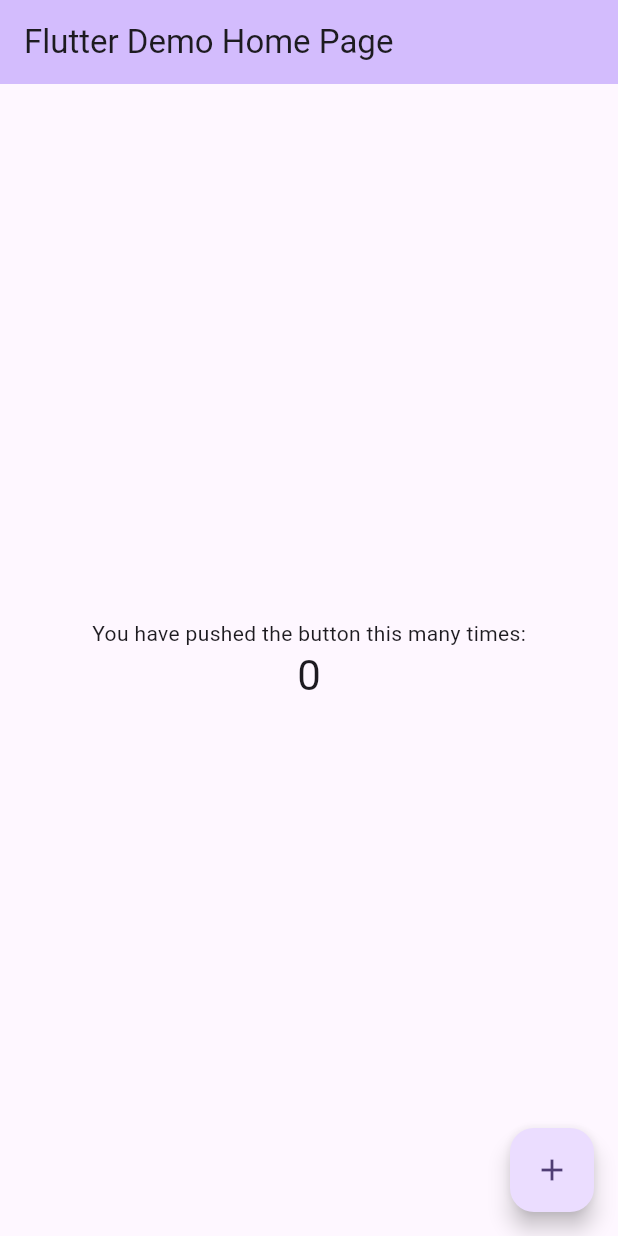
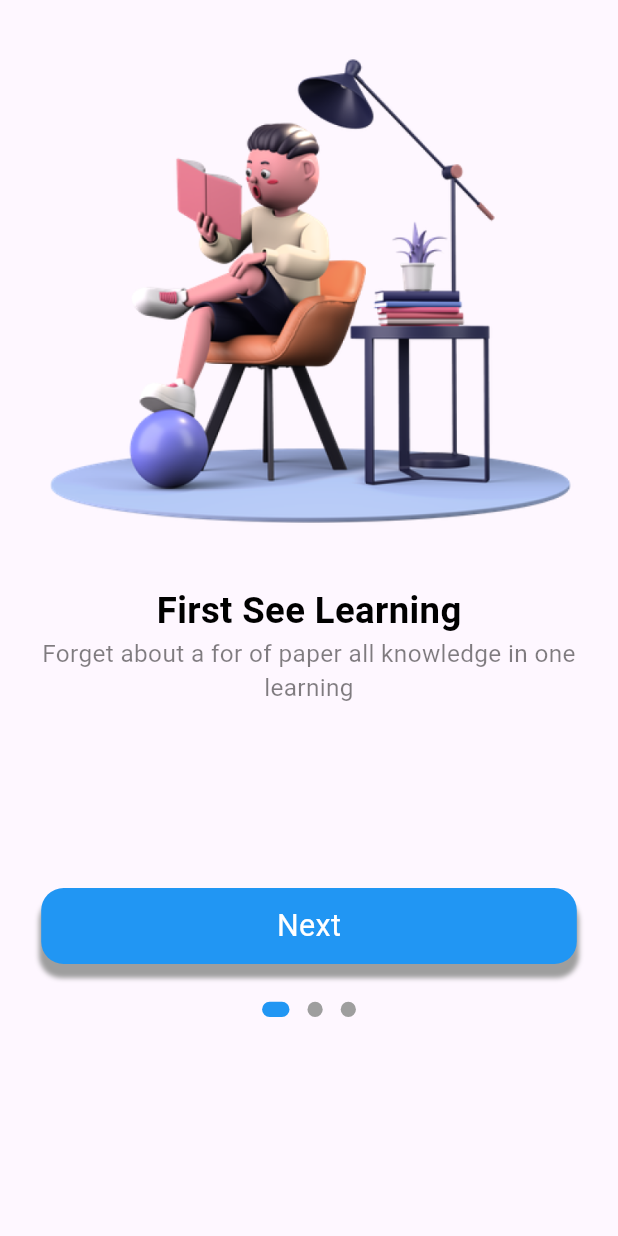
Before and after one commit to engIbrahemQruea/BLoC_Pattern_Flutter_Develop_iOS_Android_App, a Flutter app: the screen it shows after launch, on a phone screen of 412 x 824 dp. Run offline on Flutter 3.47's test engine with Material 3 defaults, Android fonts, the phone set to English and light mode, and no system bars; drawn by our look-alikes of dots_indicator; our stand-ins replace flutter_bloc, flutter_screenutil, go_router.

Commit message:
create welcome page and refactor welcome page,add cubit

```diff
--- /dev/null
+++ b/lib/bloc_dev_app.dart
@@ -0,0 +1,27 @@
+import 'package:bloc_flutter_develop/core/routing/app_router.dart';
+import 'package:flutter/material.dart';
+import 'package:flutter_screenutil/flutter_screenutil.dart';
+
+class BlocDevApp extends StatelessWidget {
+  const BlocDevApp({super.key});
+
+  @override
+  Widget build(BuildContext context) {
+    return ScreenUtilInit(
+      designSize: const Size(375, 812),
+      minTextAdapt: true,
+      splitScreenMode: true,
+      builder: (context, child) {
+        return MaterialApp.router(
+          routerConfig: AppRouter.router,
+          debugShowCheckedModeBanner: false,
+          title: 'Flutter Demo',
+          theme: ThemeData(
+            colorScheme: ColorScheme.fromSeed(seedColor: Colors.deepPurple),
+          ),
+
+        );
+      },
+    );
+  }
+}
--- /dev/null
+++ b/lib/core/helepers/spacing.dart
@@ -0,0 +1,10 @@
+import 'package:flutter/material.dart';
+import 'package:flutter_screenutil/flutter_screenutil.dart';
+
+SizedBox verticalSpace(double height) => SizedBox(
+      height: height.h,
+    );
+
+SizedBox horizontalSpace(double width) => SizedBox(
+      width: width.w,
+    );
--- /dev/null
+++ b/lib/features/welcome/ui/logic/cubit/welecome_cubit.dart
@@ -0,0 +1,10 @@
+import 'package:bloc_flutter_develop/features/welcome/ui/logic/cubit/welecome_state.dart';
+import 'package:flutter_bloc/flutter_bloc.dart';
+
+class WelcomeCubit extends Cubit<WelcomeState> {
+  WelcomeCubit() : super(WelcomeState());
+
+  void changePage(int page) {
+    emit(WelcomeState(page: page));
+  }
+}
--- /dev/null
+++ b/lib/features/welcome/ui/logic/cubit/welecome_state.dart
@@ -0,0 +1,5 @@
+class WelcomeState {
+  int? page;
+
+  WelcomeState({this.page=0});
+}
--- /dev/null
+++ b/lib/features/welcome/ui/welecome_page.dart
@@ -0,0 +1,91 @@
+// ignore_for_file: public_member_api_docs, sort_constructors_first
+import 'package:bloc_flutter_develop/features/welcome/ui/widgets/custom_page_view.dart';
+import 'package:bloc_flutter_develop/features/welcome/ui/widgets/welcome_dot_indicator.dart';
+import 'package:dots_indicator/dots_indicator.dart';
+import 'package:flutter/material.dart';
+import 'package:flutter_bloc/flutter_bloc.dart';
+import 'package:flutter_screenutil/flutter_screenutil.dart';
+
+import 'package:bloc_flutter_develop/core/helepers/spacing.dart';
+import 'package:bloc_flutter_develop/features/welcome/ui/logic/cubit/welecome_cubit.dart';
+import 'package:bloc_flutter_develop/features/welcome/ui/logic/cubit/welecome_state.dart';
+
+class WelcomePage extends StatefulWidget {
+  const WelcomePage({super.key});
+
+  @override
+  State<WelcomePage> createState() => _WelcomePageState();
+}
+
+class _WelcomePageState extends State<WelcomePage> {
+  late PageController pageController;
+
+  @override
+  void initState() {
+    pageController = PageController();
+    super.initState();
+  }
+
+  @override
+  void dispose() {
+    pageController.dispose();
+    super.dispose();
+  }
+
+  @override
+  Widget build(BuildContext context) {
+    return Scaffold(
+      body: SafeArea(
+        child: BlocBuilder<WelcomeCubit, WelcomeState>(
+          builder: (context, state) {
+            return Stack(
+              children: [
+                PageView(
+                  controller: pageController,
+                  onPageChanged: (value) {
+                    context.read<WelcomeCubit>().changePage(value);
+                  },
+                  children: [
+                    CustomPageView(
+                      index: 1,
+                      pageController: pageController,
+                      imagePath: 'assets/images/reading.png',
+                      title: 'First See Learning',
+                      subTitle:
+                          'Forget about a for of paper all knowledge in one learning',
+                      buttonText: 'Next',
+                    ),
+                    CustomPageView(
+                      index: 2,
+                      pageController: pageController,
+                      imagePath: 'assets/images/boy.png',
+                      title: 'Connect With Everyone',
+                      subTitle:
+                          'Always keep in touch with your tutor about any question you have',
+                      buttonText: 'Next',
+                    ),
+                    CustomPageView(
+                      index: 3,
+                      pageController: pageController,
+                      imagePath: 'assets/images/man.png',
+                      title: 'Always Fascinated Learning',
+                      subTitle:
+                          'Anywhere, anytime. The time is at your discretion so study whenever you want',
+                      buttonText: 'Get Started',
+                    ),
+                  ],
+                ),
+                Positioned(
+                  bottom: 140,
+                  left: 0,
+                  right: 0,
+                  child: WelcomeDotsIndicator(),
+                ),
+              ],
+            );
+          },
+        ),
+      ),
+    );
+  }
+}
--- /dev/null
+++ b/lib/features/welcome/ui/widgets/custom_page_view.dart
@@ -0,0 +1,91 @@
+import 'package:bloc_flutter_develop/core/helepers/spacing.dart';
+import 'package:flutter/material.dart';
+import 'package:flutter_screenutil/flutter_screenutil.dart';
+
+class CustomPageView extends StatelessWidget {
+  const CustomPageView({
+    Key? key,
+    required this.pageController,
+    required this.index,
+    required this.imagePath,
+    required this.title,
+    required this.subTitle,
+    required this.buttonText,
+  }) : super(key: key);
+
+  final PageController pageController;
+  final int index;
+  final String imagePath;
+  final String title;
+  final String subTitle;
+  final String buttonText;
+
+  @override
+  Widget build(BuildContext context) {
+    return Column(
+      children: [
+        SizedBox(
+          width: 345.w,
+          height: 345.w,
+          child: Image.asset(imagePath, fit: BoxFit.cover),
+        ),
+        verticalSpace(10),
+        Text(
+          title,
+          style: TextStyle(
+            color: Colors.black,
+            fontSize: 24.sp,
+            fontWeight: FontWeight.bold,
+          ),
+        ),
+        SizedBox(
+          width: 375.w,
+          child: Text(
+            subTitle,
+            style: TextStyle(
+              color: Colors.black.withOpacity(0.5),
+              fontSize: 16.sp,
+              fontWeight: FontWeight.normal,
+            ),
+            textAlign: TextAlign.center,
+          ),
+        ),
+        verticalSpace(120),
+
+        InkWell(
+          onTap: () {
+            if (index < 3) {
+              pageController.animateToPage(
+                index,
+                duration: const Duration(milliseconds: 300),
+                curve: Curves.easeInOut,
+              );
+            } else {}
+          },
+          child: Container(
+            width: 325.w,
+            height: 50.h,
+            decoration: BoxDecoration(
+              color: Colors.blue,
+              borderRadius: BorderRadius.circular(15),
+              boxShadow: [
+                BoxShadow(
+                  color: Colors.grey,
+                  blurRadius: 2,
+                  spreadRadius: 1,
+                  offset: Offset(0, 8),
+                ),
+              ],
+            ),
+            child: Center(
+              child: Text(
+                buttonText,
+                style: TextStyle(color: Colors.white, fontSize: 20.sp),
+              ),
+            ),
+          ),
+        ),
+      ],
+    );
+  }
+}
--- /dev/null
+++ b/lib/features/welcome/ui/widgets/welcome_dot_indicator.dart
@@ -0,0 +1,32 @@
+import 'package:bloc_flutter_develop/features/welcome/ui/logic/cubit/welecome_cubit.dart';
+import 'package:bloc_flutter_develop/features/welcome/ui/logic/cubit/welecome_state.dart';
+import 'package:dots_indicator/dots_indicator.dart';
+import 'package:flutter/material.dart';
+import 'package:flutter_bloc/flutter_bloc.dart';
+import 'package:flutter_screenutil/flutter_screenutil.dart';
+
+class WelcomeDotsIndicator extends StatelessWidget {
+  const WelcomeDotsIndicator({super.key});
+
+  @override
+  Widget build(BuildContext context) {
+    return BlocBuilder<WelcomeCubit, WelcomeState>(
+      builder: (context, state) {
+        return DotsIndicator(
+          dotsCount: 3,
+          position: state.page!.toDouble(),
+          mainAxisAlignment: MainAxisAlignment.center,
+          decorator: DotsDecorator(
+            color: Colors.grey,
+            activeColor: Colors.blue,
+            size: Size.square(10.r),
+            activeSize: Size(18.r, 10.r),
+            activeShape: RoundedRectangleBorder(
+              borderRadius: BorderRadius.circular(15.r),
+            ),
+          ),
+        );
+      },
+    );
+  }
+}
--- a/lib/main.dart
+++ b/lib/main.dart
@@ -1,122 +1,6 @@
+import 'package:bloc_flutter_develop/bloc_dev_app.dart';
 import 'package:flutter/material.dart';
 
 void main() {
-  runApp(const MyApp());
+  runApp(const BlocDevApp());
 }
-
-class MyApp extends StatelessWidget {
-  const MyApp({super.key});
-
-  // This widget is the root of your application.
-  @override
-  Widget build(BuildContext context) {
-    return MaterialApp(
-      title: 'Flutter Demo',
-      theme: ThemeData(
-        // This is the theme of your application.
-        //
-        // TRY THIS: Try running your application with "flutter run". You'll see
-        // the application has a purple toolbar. Then, without quitting the app,
-        // try changing the seedColor in the colorScheme below to Colors.green
-        // and then invoke "hot reload" (save your changes or press the "hot
-        // reload" button in a Flutter-supported IDE, or press "r" if you used
-        // the command line to start the app).
-        //
-        // Notice that the counter didn't reset back to zero; the application
-        // state is not lost during the reload. To reset the state, use hot
-        // restart instead.
-        //
-        // This works for code too, not just values: Most code changes can be
-        // tested with just a hot reload.
-        colorScheme: ColorScheme.fromSeed(seedColor: Colors.deepPurple),
-      ),
-      home: const MyHomePage(title: 'Flutter Demo Home Page'),
-    );
-  }
-}
-
-class MyHomePage extends StatefulWidget {
-  const MyHomePage({super.key, required this.title});
-
-  // This widget is the home page of your application. It is stateful, meaning
-  // that it has a State object (defined below) that contains fields that affect
-  // how it looks.
-
-  // This class is the configuration for the state. It holds the values (in this
-  // case the title) provided by the parent (in this case the App widget) and
-  // used by the build method of the State. Fields in a Widget subclass are
-  // always marked "final".
-
-  final String title;
-
-  @override
-  State<MyHomePage> createState() => _MyHomePageState();
-}
-
-class _MyHomePageState extends State<MyHomePage> {
-  int _counter = 0;
-
-  void _incrementCounter() {
-    setState(() {
-      // This call to setState tells the Flutter framework that something has
-      // changed in this State, which causes it to rerun the build method below
-      // so that the display can reflect the updated values. If we changed
-      // _counter without calling setState(), then the build method would not be
-      // called again, and so nothing would appear to happen.
-      _counter++;
-    });
-  }
-
-  @override
-  Widget build(BuildContext context) {
-    // This method is rerun every time setState is called, for instance as done
-    // by the _incrementCounter method above.
-    //
-    // The Flutter framework has been optimized to make rerunning build methods
-    // fast, so that you can just rebuild anything that needs updating rather
-    // than having to individually change instances of widgets.
-    return Scaffold(
-      appBar: AppBar(
-        // TRY THIS: Try changing the color here to a specific color (to
-        // Colors.amber, perhaps?) and trigger a hot reload to see the AppBar
-        // change color while the other colors stay the same.
-        backgroundColor: Theme.of(context).colorScheme.inversePrimary,
-        // Here we take the value from the MyHomePage object that was created by
-        // the App.build method, and use it to set our appbar title.
-        title: Text(widget.title),
-      ),
-      body: Center(
-        // Center is a layout widget. It takes a single child and positions it
-        // in the middle of the parent.
-        child: Column(
-          // Column is also a layout widget. It takes a list of children and
-          // arranges them vertically. By default, it sizes itself to fit its
-          // children horizontally, and tries to be as tall as its parent.
-          //
-          // Column has various properties to control how it sizes itself and
-          // how it positions its children. Here we use mainAxisAlignment to
-          // center the children vertically; the main axis here is the vertical
-          // axis because Columns are vertical (the cross axis would be
-          // horizontal).
-          //
-          // TRY THIS: Invoke "debug painting" (choose the "Toggle Debug Paint"
-          // action in the IDE, or press "p" in the console), to see the
-          // wireframe for each widget.
-          mainAxisAlignment: MainAxisAlignment.center,
-          children: <Widget>[
-            const Text('You have pushed the button this many times:'),
-            Text(
-              '$_counter',
-              style: Theme.of(context).textTheme.headlineMedium,
-            ),
-          ],
-        ),
-      ),
-      floatingActionButton: FloatingActionButton(
-        onPressed: _incrementCounter,
-        tooltip: 'Increment',
-        child: const Icon(Icons.add),
-      ), // This trailing comma makes auto-formatting nicer for build methods.
-    );
-  }
-}
```
